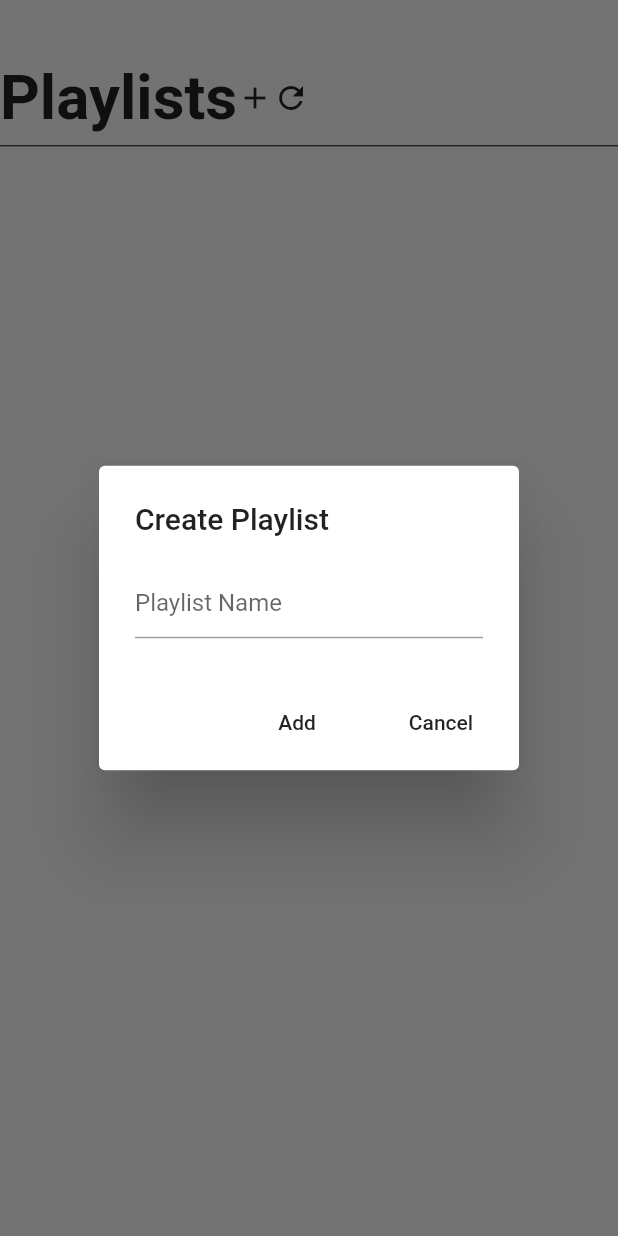
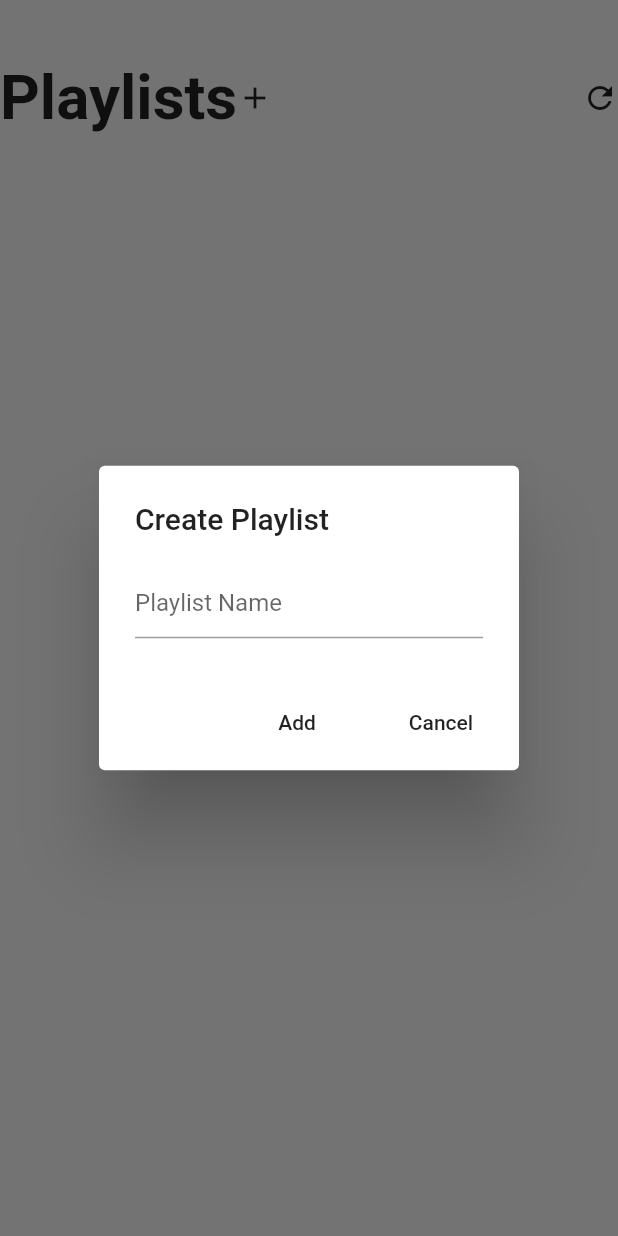
Before and after one commit to AndrewCPU/replace, a Flutter app: the PlaylistPage widget shown alone on an empty page, opened directly, after a tap on the "add" icon, on a phone screen of 412 x 824 dp. Run offline on Flutter 3.47's test engine with Material 2 defaults, Android fonts, the phone set to English and light mode, and no system bars; our stand-ins replace email_validator, qr_flutter, shared_preferences, simple_animations, sliding_up_panel; missing offline and left inert: flutter_statusbarcolor, qrscan; accounts and stored records are empty; network calls fail.

Commit message:
removed dividers from playlist tab

```diff
--- a/lib/pages/NavigationBar/playlistpage.dart
+++ b/lib/pages/NavigationBar/playlistpage.dart
@@ -33,6 +33,9 @@ class _PlaylistPageState extends State<PlaylistPage>
             crossAxisAlignment: CrossAxisAlignment.start,
             children: <Widget>[
               Row(
+                mainAxisAlignment: MainAxisAlignment.spaceBetween,
+                children: <Widget>[
+                  Row(
                     children: <Widget>[
                       Text(
                         'Playlists',
@@ -54,6 +57,8 @@ class _PlaylistPageState extends State<PlaylistPage>
                           });
                         },
                       ),
+                    ],
+                  ),
                   InkWell(
                     child: Container(
                       child: Icon(
@@ -69,7 +74,6 @@ class _PlaylistPageState extends State<PlaylistPage>
                   ),
                 ],
               ),
-              Divider(color: Colors.black),
               playlistList(),
             ],
           ),
@@ -132,8 +136,6 @@ class _PlaylistPageState extends State<PlaylistPage>
             ),
             height: MediaQuery.of(context).size.height * 0.45,
           ),
-          //TODO idk if adding lines is a good idea
-          Divider(color: Colors.black),
         ],
       ),
     );
```
Lines whose indentation alone changed are shown as unchanged.
